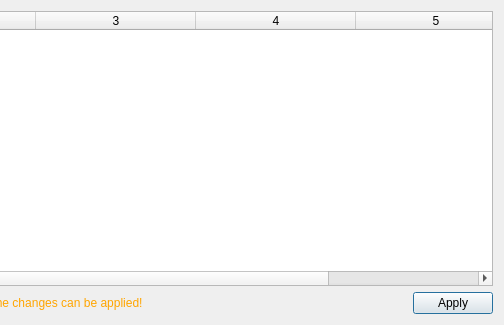
DavidoTek/ProtonUp-Qt, file pupgui2/resources/ui/pupgui2_gamelistdialog.ui: the form before one commit; both pictures show x 296 to 800 and y 0 to 325 of the 800 by 325 pixel window.
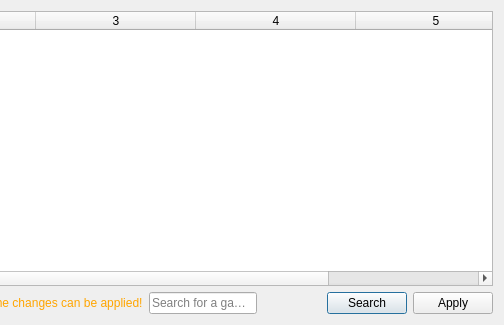
The form after the commit.

Commit message: Games List: Search Box, Apply Button UX Tweaks (#204)

Patch:
```diff
--- a/pupgui2/resources/ui/pupgui2_gamelistdialog.ui
+++ b/pupgui2/resources/ui/pupgui2_gamelistdialog.ui
@@ -59,6 +59,16 @@
        </property>
       </widget>
      </item>
+     <item>
+      <widget class="QLineEdit" name="searchBox">
+       <property name="toolTip">
+        <string>e.g. Team Fortress 2</string>
+       </property>
+       <property name="placeholderText">
+        <string>Search for a game...</string>
+       </property>
+      </widget>
+     </item>
      <item>
       <spacer name="horizontalSpacer">
        <property name="orientation">
@@ -72,6 +82,13 @@
        </property>
       </spacer>
      </item>
+     <item>
+      <widget class="QPushButton" name="btnSearch">
+       <property name="text">
+        <string>Search</string>
+       </property>
+      </widget>
+     </item>
      <item>
       <widget class="QPushButton" name="btnApply">
        <property name="text">
```
The commit also changes 1 other file.
